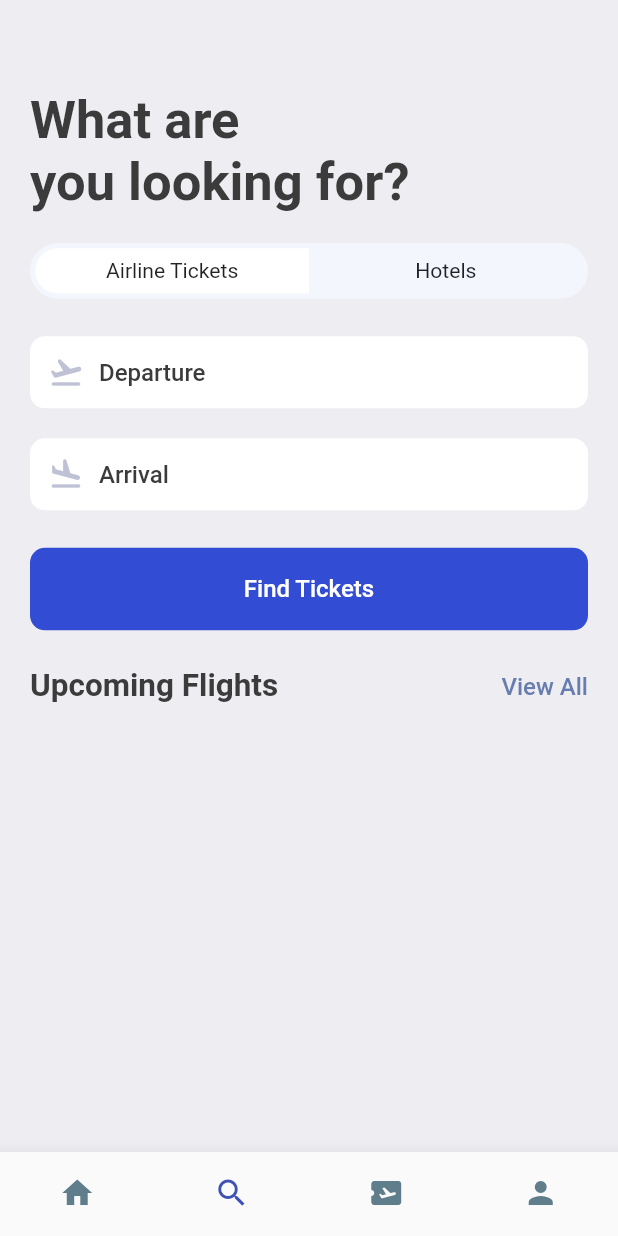
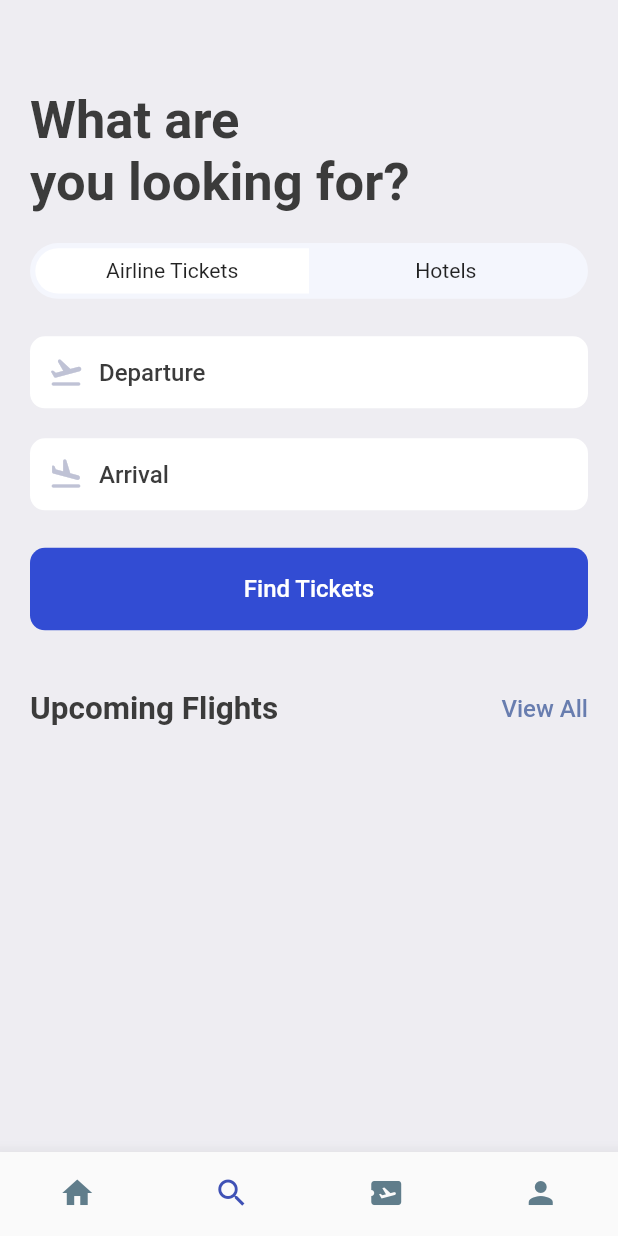
Before and after one commit to greenervigil/flutter_app, a Flutter app: the screen it shows after launch, item 2 of the bottom bar chosen, on a phone screen of 412 x 824 dp. Run offline on Flutter 3.47's test engine with Material 2 defaults, Android fonts, the phone set to English and light mode, and no system bars; our stand-ins replace gap, get.

```diff
--- a/lib/screens/search_screen.dart
+++ b/lib/screens/search_screen.dart
@@ -90,7 +90,7 @@ class SearchScreen extends StatelessWidget {
               ),
             ),
           ),
-          Gap(AppLayout.getHeight(25)),
+          Gap(AppLayout.getHeight(40)),
           const ViewAllWidget(
             bigText: "Upcoming Flights",
             smallText: "View All",
```
